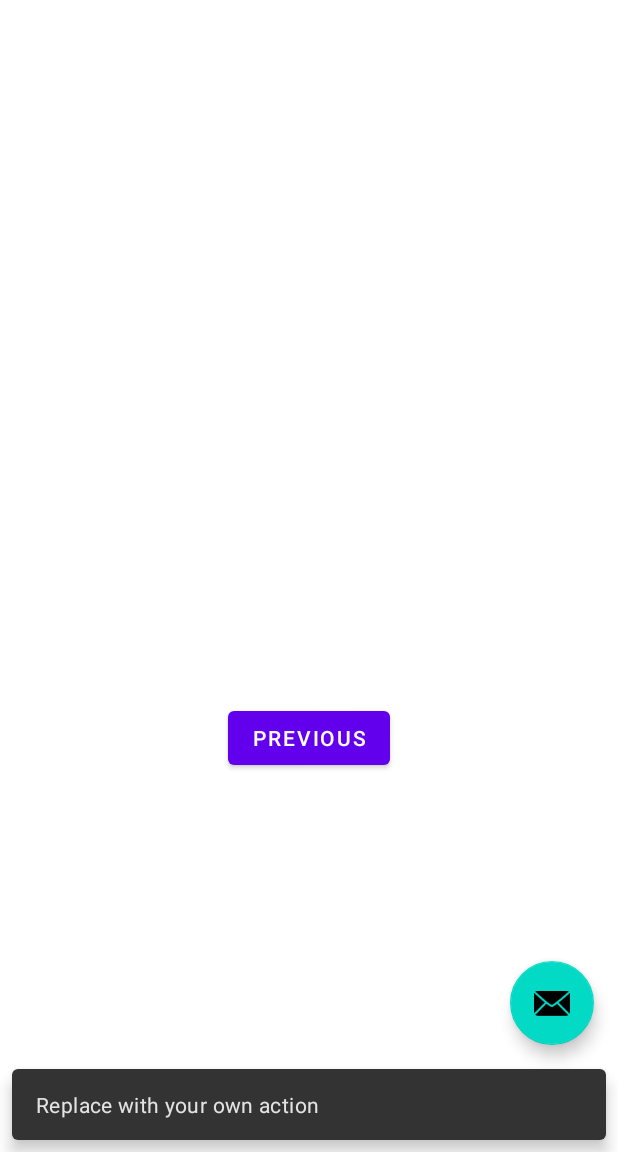
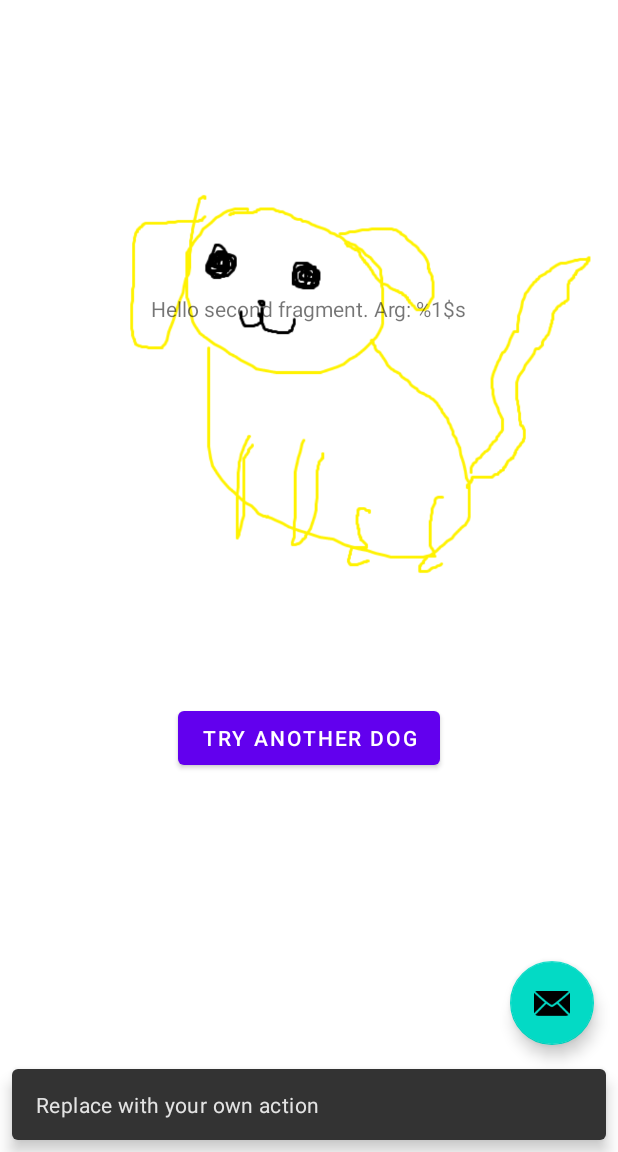
Before and after one commit to mliu08/Doggoscopes, an Android app: the SecondFragment screen opened through its navigation route, after a tap on an icon or button, on a phone screen of 412 x 824 dp, the part 84-1236 px from its top. Run offline under Robolectric (Android 15) with nearby library versions, the phone set to English and light mode, and no system bars.

Commit message:
Title and result pages. Some renames.

```diff
--- a/app/src/main/java/com/example/doggoscopes/FirstFragment.kt
+++ b/app/src/main/java/com/example/doggoscopes/FirstFragment.kt
@@ -6,6 +6,7 @@ import android.view.LayoutInflater
 import android.view.View
 import android.view.ViewGroup
 import android.widget.Button
+import android.widget.DatePicker
 import androidx.navigation.fragment.findNavController
 
 /**
@@ -18,14 +19,18 @@ class FirstFragment : Fragment() {
             savedInstanceState: Bundle?
     ): View? {
         // Inflate the layout for this fragment
-        return inflater.inflate(R.layout.fragment_first, container, false)
+        return inflater.inflate(R.layout.title_screen, container, false)
     }
 
-  /*  override fun onViewCreated(view: View, savedInstanceState: Bundle?) {
+    override fun getView(): View? {
+        return super.getView()
+    }
+
+  override fun onViewCreated(view: View, savedInstanceState: Bundle?) {
         super.onViewCreated(view, savedInstanceState)
 
-        view.findViewById<Button>(R.id.button_first).setOnClickListener {
+        view.findViewById<Button>(R.id.birthdayChoice).setOnClickListener {
             findNavController().navigate(R.id.action_FirstFragment_to_SecondFragment)
         }
-    }*/
+    }
 }
--- a/app/src/main/java/com/example/doggoscopes/SecondFragment.kt
+++ b/app/src/main/java/com/example/doggoscopes/SecondFragment.kt
@@ -13,18 +13,16 @@ import androidx.navigation.fragment.findNavController
  */
 class SecondFragment : Fragment() {
 
-    override fun onCreateView(
-            inflater: LayoutInflater, container: ViewGroup?,
-            savedInstanceState: Bundle?
-    ): View? {
-        // Inflate the layout for this fragment
-        return inflater.inflate(R.layout.fragment_second, container, false)
+    override fun onCreateView(inflater: LayoutInflater, container: ViewGroup?,
+            savedInstanceState: Bundle?): View? {
+        // Inflate the layout for the result page fragment
+        return inflater.inflate(R.layout.result_page, container, false)
     }
 
     override fun onViewCreated(view: View, savedInstanceState: Bundle?) {
         super.onViewCreated(view, savedInstanceState)
 
-        view.findViewById<Button>(R.id.button_second).setOnClickListener {
+        view.findViewById<Button>(R.id.back_button).setOnClickListener {
             findNavController().navigate(R.id.action_SecondFragment_to_FirstFragment)
         }
     }
--- a/app/src/main/res/layout/fragment_second.xml
+++ b/app/src/main/res/layout/result_page.xml
@@ -6,22 +6,34 @@
     android:layout_height="match_parent"
     tools:context=".SecondFragment">
 
+    <LinearLayout
+        android:layout_width="match_parent"
+        android:layout_height="match_parent">
+        <ImageView
+            android:layout_width="wrap_content"
+            android:layout_height="wrap_content"
+            android:src= "@drawable/paint_cheese"
+            tools:ignore="ContentDescription" />
+    </LinearLayout>
+
     <TextView
-        android:id="@+id/textview_second"
+        android:id="@+id/result_text"
         android:layout_width="wrap_content"
         android:layout_height="wrap_content"
-        app:layout_constraintBottom_toTopOf="@id/button_second"
+        android:text="@string/result_text"
+        app:layout_constraintBottom_toTopOf="@id/back_button"
         app:layout_constraintEnd_toEndOf="parent"
         app:layout_constraintStart_toStartOf="parent"
         app:layout_constraintTop_toTopOf="parent" />
 
     <Button
-        android:id="@+id/button_second"
+        android:id="@+id/back_button"
         android:layout_width="wrap_content"
         android:layout_height="wrap_content"
-        android:text="@string/previous"
+        android:text="@string/back_to_title"
         app:layout_constraintBottom_toBottomOf="parent"
         app:layout_constraintEnd_toEndOf="parent"
         app:layout_constraintStart_toStartOf="parent"
-        app:layout_constraintTop_toBottomOf="@id/textview_second" />
+        app:layout_constraintTop_toBottomOf="@id/result_text" />
+
 </androidx.constraintlayout.widget.ConstraintLayout>
--- a/app/src/main/res/layout/fragment_first.xml
+++ b/app/src/main/res/layout/title_screen.xml
@@ -11,7 +11,7 @@
         android:id="@+id/textview_first"
         android:layout_width="wrap_content"
         android:layout_height="wrap_content"
-        android:text="@string/hello_first_fragment"
+        android:text="@string/question"
         android:textAppearance="@style/TextAppearance.AppCompat.Display1"
         android:textSize="30sp"
         android:textStyle="bold"
--- a/app/src/main/res/navigation/nav_graph.xml
+++ b/app/src/main/res/navigation/nav_graph.xml
@@ -3,26 +3,26 @@
     xmlns:app="http://schemas.android.com/apk/res-auto"
     xmlns:tools="http://schemas.android.com/tools"
     android:id="@+id/nav_graph"
-    app:startDestination="@id/FirstFragment">
+    app:startDestination="@id/TitleScreen">
 
     <fragment
-        android:id="@+id/FirstFragment"
+        android:id="@+id/TitleScreen"
         android:name="com.example.doggoscopes.FirstFragment"
-        android:label="@string/first_fragment_label"
-        tools:layout="@layout/fragment_first">
+        android:label="@string/title_label"
+        tools:layout="@layout/title_screen">
 
         <action
             android:id="@+id/action_FirstFragment_to_SecondFragment"
-            app:destination="@id/SecondFragment" />
+            app:destination="@id/ResultPage" />
     </fragment>
     <fragment
-        android:id="@+id/SecondFragment"
+        android:id="@+id/ResultPage"
         android:name="com.example.doggoscopes.SecondFragment"
-        android:label="@string/second_fragment_label"
-        tools:layout="@layout/fragment_second">
+        android:label="@string/result_label"
+        tools:layout="@layout/result_page">
 
         <action
             android:id="@+id/action_SecondFragment_to_FirstFragment"
-            app:destination="@id/FirstFragment" />
+            app:destination="@id/TitleScreen" />
     </fragment>
 </navigation>
--- a/app/src/main/res/values/strings.xml
+++ b/app/src/main/res/values/strings.xml
@@ -2,11 +2,11 @@
     <string name="app_name">Doggoscopes</string>
     <string name="action_settings">Settings</string>
     <!-- Strings used for fragments for navigation -->
-    <string name="first_fragment_label">First Fragment</string>
-    <string name="second_fragment_label">Second Fragment</string>
+    <string name="title_label">TitleScreen</string>
+    <string name="result_label">ResultPage</string>
     <string name="next">FIND OUT YOUR DOGGOSCOPE!!!</string>
-    <string name="previous">Previous</string>
+    <string name="back_to_title">Try another dog</string>
 
-    <string name="hello_first_fragment">When was your dog born?</string>
-    <string name="hello_second_fragment">Hello second fragment. Arg: %1$s</string>
+    <string name="question">When was your dog born?</string>
+    <string name="result_text">Hello second fragment. Arg: %1$s</string>
 </resources>
```
Also changed, not shown: app/src/main/res/drawable/cheese_aquarius.png (added), app/src/main/res/drawable/cheese_aries.png (added), app/src/main/res/drawable/cheese_cancer.png (added), app/src/main/res/drawable/cheese_capricorn.png (added), app/src/main/res/drawable/cheese_gemini.png (added), app/src/main/res/drawable/cheese_leo.png (added), app/src/main/res/drawable/cheese_libra.png (added), app/src/main/res/drawable/cheese_pisces.png (added), app/src/main/res/drawable/cheese_sagittarius.png (added), app/src/main/res/drawable/cheese_scorpio.png (added), app/src/main/res/drawable/cheese_taurus.png (added), app/src/main/res/drawable/cheese_virgo.png (added).
